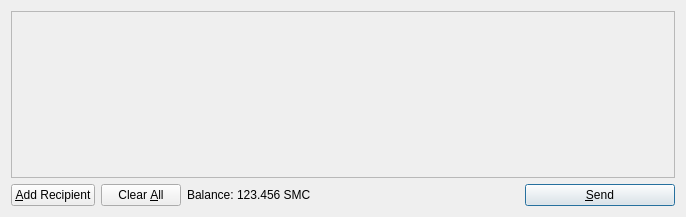
Before: the Qt Designer form src/qt/forms/sendcoinsdialog.ui in MakiLaineux/pigeoin, drawn with Qt 5.
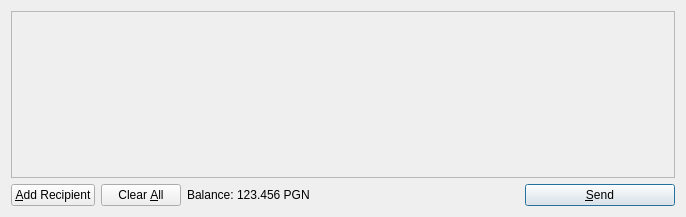
After: the same form once the commit is applied. Icons and pictures are not drawn.

What changed in the file:
```diff
--- a/src/qt/forms/sendcoinsdialog.ui
+++ b/src/qt/forms/sendcoinsdialog.ui
@@ -119,7 +119,7 @@
           <cursorShape>IBeamCursor</cursorShape>
          </property>
          <property name="text">
-          <string>123.456 SMC</string>
+          <string>123.456 PGN</string>
          </property>
          <property name="textInteractionFlags">
           <set>Qt::LinksAccessibleByMouse|Qt::TextSelectableByKeyboard|Qt::TextSelectableByMouse</set>
```
